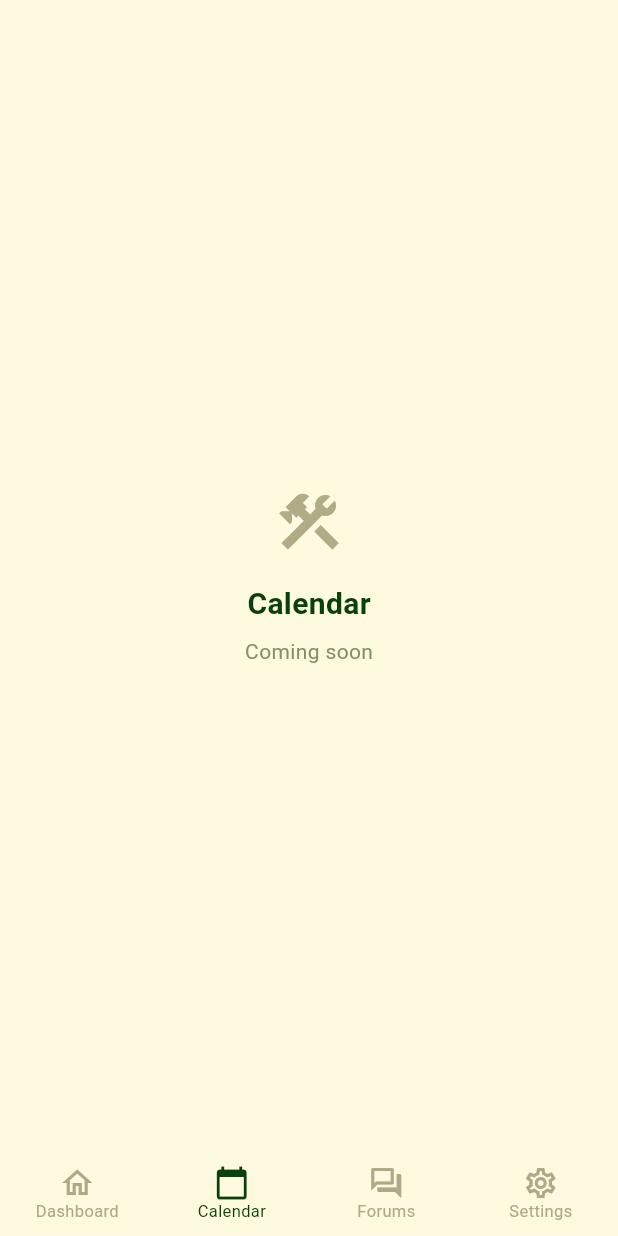
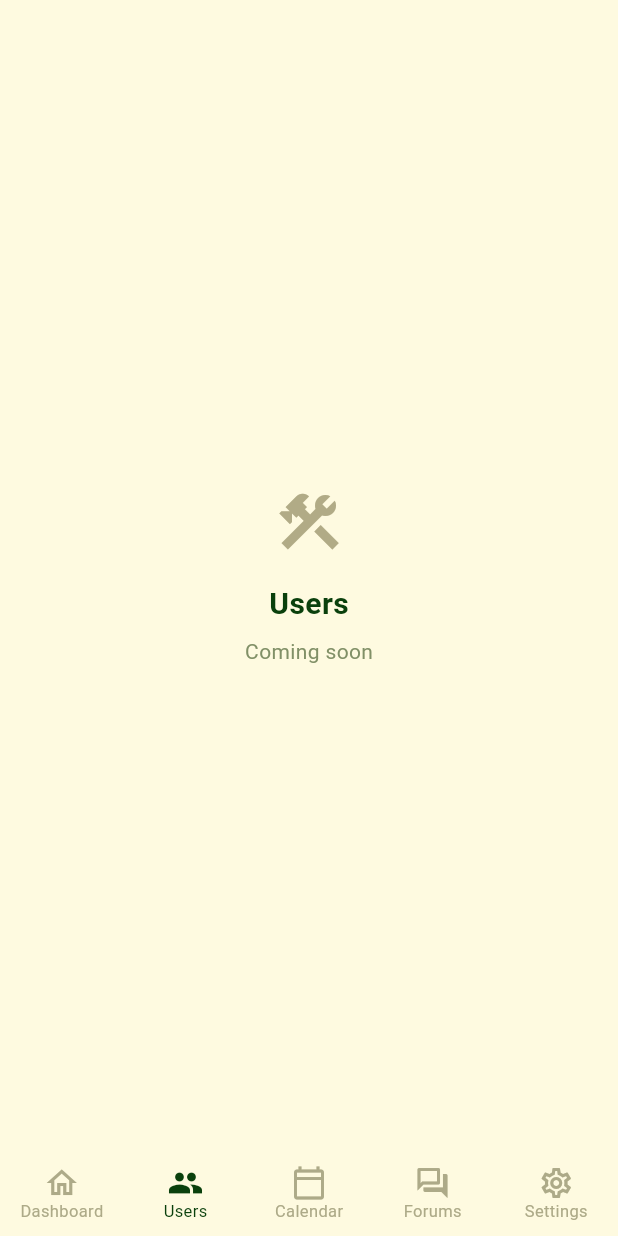
Before and after one commit to DataAgent47/Flocksync, a Flutter app: the MainShell screen opened directly with empty values, item 2 of the bottom bar chosen, on a phone screen of 412 x 824 dp. Run offline on Flutter 3.47's test engine with Material 3 defaults, Android fonts, the phone set to English and light mode, and no system bars; our stand-ins replace cloud_firestore, firebase_auth, firebase_core, firebase_storage, flutter_map, google_sign_in and 4 more; accounts and stored records are empty; generated files the repository leaves out were written again.

Commit message:
Placeholder for users tab

```diff
--- a/frontend/lib/main.dart
+++ b/frontend/lib/main.dart
@@ -93,7 +93,7 @@ class MainShell extends StatefulWidget {
 }
 
 class _MainShellState extends State<MainShell> {
-  int _currentIndex = 2; // start on Forums tab for testing
+  int _currentIndex = 0;
   String? _firstName;
   String? _buildingId;
   bool _isManagement = false;
@@ -145,6 +145,8 @@ class _MainShellState extends State<MainShell> {
             isManagement: _isManagement,
             user: widget.user,
           ),
+          // TODO: replace placeholder
+          const _PlaceholderScreen(label: 'Users'),
           // TODO: replace placeholder
           const _PlaceholderScreen(label: 'Calendar'),
           _ForumsLandingScreen(
@@ -532,6 +534,11 @@ class _FlockBottomNav extends StatelessWidget {
           label: 'Dashboard',
         ),
         BottomNavigationBarItem(
+          icon: Icon(Icons.group_outlined),
+          activeIcon: Icon(Icons.group),
+          label: 'Users',
+        ),
+        BottomNavigationBarItem(
           icon: Icon(Icons.calendar_today_outlined),
           activeIcon: Icon(Icons.calendar_today),
           label: 'Calendar',
```
